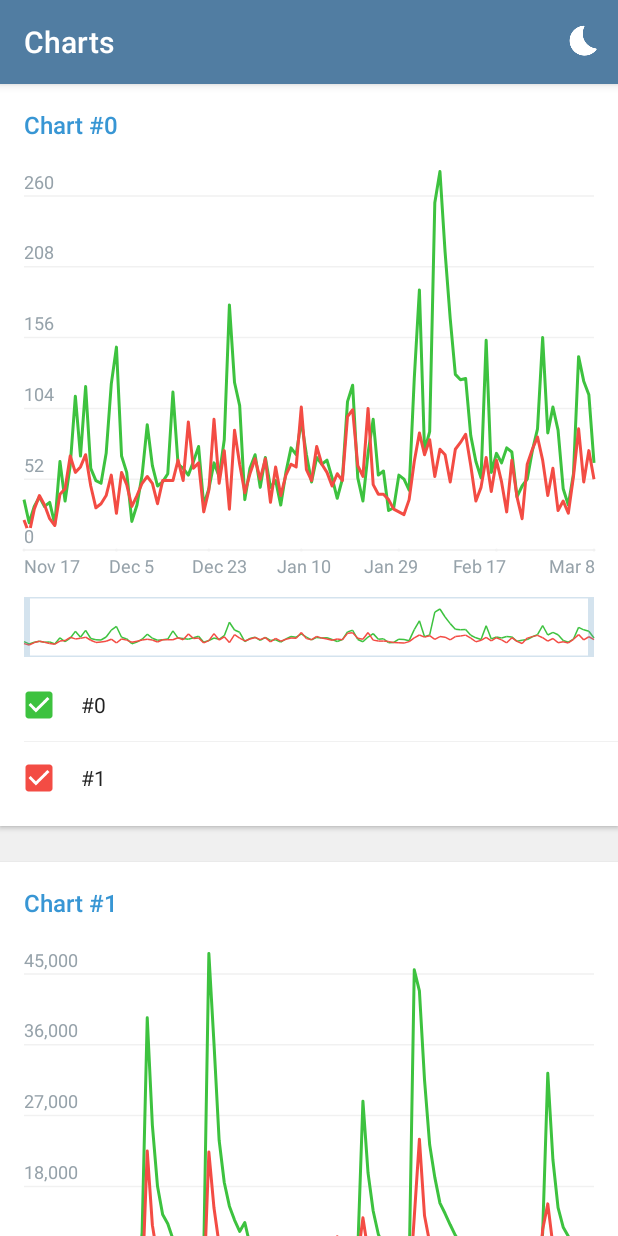
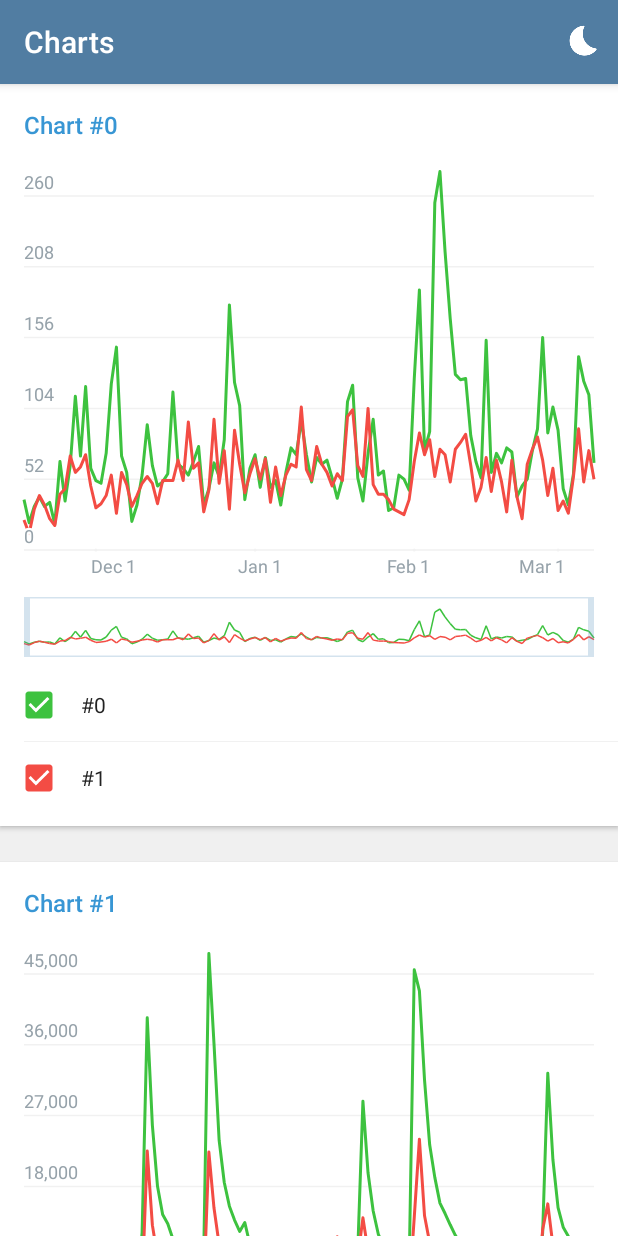
Before and after one commit to alexvasilkov/TelegramChart, an Android app: the screen it shows after launch (ChartsActivity), on a phone screen of 412 x 824 dp. Run offline under Robolectric (Android 15) with nearby library versions, the phone set to English and light mode, and no system bars.

Commit message:
Move out labels calculations. Experimenting with labels distribution.

```diff
--- /dev/null
+++ b/app/src/main/java/com/alexvasilkov/telegram/chart/utils/LabelsHelper.java
@@ -0,0 +1,151 @@
+package com.alexvasilkov.telegram.chart.utils;
+
+import java.util.ArrayList;
+import java.util.Arrays;
+import java.util.Calendar;
+import java.util.List;
+
+public class LabelsHelper {
+
+    private float maxIntervals;
+
+    public void init(float maxIntervals) {
+        this.maxIntervals = maxIntervals;
+    }
+
+    public float getMaxIntervals() {
+        return maxIntervals;
+    }
+
+    public int getFitIntervals(float size) {
+        // Computing number of whole intervals fitting into single screen
+        return (int) Math.floor((size - 1) / Math.ceil((size - 1) / maxIntervals));
+    }
+
+    public float computeLevel(float size) {
+        return (size - 1f) / maxIntervals;
+    }
+
+    /**
+     * Returns array of evenly distributed levels for each label.
+     */
+    public float[] computeLabelsLevels(int size) {
+        return computeLevels(size, getFitIntervals(size));
+    }
+
+    public float[] computeLabelsLevels(final long fromDate, final long toDate) {
+        // Computing total days count
+        final int size = countDays(fromDate, toDate) + 1;
+
+        final Calendar cal = Calendar.getInstance();
+
+        // Computing beginning of the first month
+        cal.setTimeInMillis(fromDate);
+        cal.add(Calendar.DAY_OF_MONTH, -1);
+        cal.set(Calendar.DAY_OF_MONTH, 1);
+        final long fromDateExt = cal.getTimeInMillis();
+
+        cal.setTimeInMillis(toDate);
+        cal.add(Calendar.MONTH, 1);
+        cal.set(Calendar.DAY_OF_MONTH, 1);
+        final long toDateExt = cal.getTimeInMillis();
+
+        final int sizeExt = countDays(fromDateExt, toDateExt) + 1;
+
+        final List<Integer> monthsPos = new ArrayList<>();
+
+        for (int i = 0; i < sizeExt; i++) {
+            cal.setTimeInMillis(fromDateExt);
+            cal.add(Calendar.DAY_OF_MONTH, i);
+
+            if (cal.get(Calendar.DAY_OF_MONTH) == 1) {
+                monthsPos.add(i);
+            }
+        }
+
+        final int monthsSize = monthsPos.size();
+        final int monthSizeMin = monthsSize - 2;
+
+        final int monthsIntervals = getFitIntervals(monthSizeMin);
+        final float[] monthsLevelsTmp = computeLevels(monthSizeMin, monthsIntervals);
+        final float[] monthsLevels = new float[monthsSize];
+        System.arraycopy(monthsLevelsTmp, 0, monthsLevels, 1, monthSizeMin);
+        monthsLevels[0] = 1f;
+        monthsLevels[monthsSize - 1] = 1f;
+
+
+        final float maxMonths = size / 30f;
+        final float extraFit = maxMonths < maxIntervals ? maxIntervals / maxMonths : 1f;
+        final float monthsLevelsMultiplier = computeLevel(size) / monthsLevels[1] * extraFit;
+
+        final float[] levels = new float[sizeExt];
+
+        for (int i = 0; i < monthsSize; i++) {
+            int pos = monthsPos.get(i);
+            int shifted = (monthsSize - 1 - i) % monthsSize;
+            levels[pos] = monthsLevels[shifted] * monthsLevelsMultiplier;
+
+            if (i != 0) {
+                int prevPos = monthsPos.get(i - 1);
+                float level = Math.min(levels[prevPos], levels[pos]);
+                fillLevelsInHalves(levels, level, prevPos, pos);
+            }
+        }
+
+        final float[] result = new float[size];
+        final int daysOffset = countDays(fromDateExt, fromDate);
+        System.arraycopy(levels, daysOffset, result, 0, size);
+        return result;
+    }
+
+    private static float[] computeLevels(int size, int intervals) {
+        final float[] levels = new float[size];
+
+        // Computing actual number of steps per interval (can be bigger than min steps above)
+        final int stepsPerInterval = (size - 1) / intervals;
+
+        // Computing number of intervals that should hold extra step to span entire size
+        final int intervalsWithExtra = (size - 1) % intervals;
+
+        // Dividing first level evenly into intervals and then fill each interval
+        // by recursively dividing it into 2 sub-intervals
+        int prevPos = -1;
+
+        for (int i = 0; i <= intervals; i++) {
+            int pos = i * stepsPerInterval;
+
+            // Adding extra step to last intervals to have a correct total distribution
+            pos += Math.max(intervalsWithExtra - intervals + i, 0);
+            levels[pos] = stepsPerInterval;
+
+            // Setting up values in-between
+            if (prevPos != -1) {
+                fillLevelsInHalves(levels, stepsPerInterval, prevPos, pos);
+            }
+            prevPos = pos;
+        }
+
+        return levels;
+    }
+
+    private static void fillLevelsInHalves(float[] levels, float prevLevel, int from, int to) {
+        final float level = 0.5f * prevLevel;
+
+        if (to - from <= 3 || level <= 1f) {
+            for (int i = from + 1; i < to; i++) {
+                levels[i] = 1f;
+            }
+        } else {
+            final int mid = (to + from) / 2;
+            levels[mid] = level; // Can't be less than 1
+            fillLevelsInHalves(levels, level, from, mid);
+            fillLevelsInHalves(levels, level, mid, to);
+        }
+    }
+
+
+    private static int countDays(long from, long to) {
+        return (int) Math.round((to - from) / (24 * 60 * 60 * 1000.0));
+    }
+
+}
--- a/app/src/main/java/com/alexvasilkov/telegram/chart/widget/ChartFinderView.java
+++ b/app/src/main/java/com/alexvasilkov/telegram/chart/widget/ChartFinderView.java
@@ -150,12 +150,13 @@ public class ChartFinderView extends BaseChartView {
         }
 
         final float width = getChartPosition().width();
+        final float maxIntervals = chartView.xLabelsHelper.getMaxIntervals();
 
         // If min handle size can already fit required number of points
         // then no dynamic range should be used
-        final boolean canUseDynamicRange = handlesMinDistance >
-                width * chartView.xMaxIntervals / (chartRange.size() - 1f);
-        final boolean useDynamicRange = this.useDynamicRange && canUseDynamicRange;
+        final float maxScale = width / (chartRange.size() - 1f);
+        final boolean useDynamicRange = this.useDynamicRange
+                && handlesMinDistance > maxIntervals * maxScale;
 
         // Calculating current handles positions
         final float currentScale = width / (xRange.size() - 1f);
@@ -164,7 +165,7 @@ public class ChartFinderView extends BaseChartView {
         if (useDynamicRange) {
             minDistance = handlesMinDistance; // Does not depend on current scale
         } else {
-            final float fitSize = chartView.xMaxIntervals * currentScale;
+            final float fitSize = maxIntervals * currentScale;
             minDistance = Math.max(fitSize - 0.5f, handlesMinDistance);
         }
 
@@ -248,7 +249,8 @@ public class ChartFinderView extends BaseChartView {
             float width, float currentScale) {
 
         final float totalIntervals = chartRange.size() - 1f;
-        final float minIntervals = chartView.xIntervals;
+        // Computing number of whole intervals fitting into single screen
+        final float minIntervals = chartView.xLabelsHelper.getFitIntervals(chartRange.size());
 
         float rangeFrom;
         float rangeTo;
--- a/app/src/main/java/com/alexvasilkov/telegram/chart/widget/ChartView.java
+++ b/app/src/main/java/com/alexvasilkov/telegram/chart/widget/ChartView.java
@@ -17,6 +17,7 @@ import com.alexvasilkov.telegram.chart.R;
 import com.alexvasilkov.telegram.chart.domain.Chart;
 import com.alexvasilkov.telegram.chart.utils.AnimatedState;
 import com.alexvasilkov.telegram.chart.utils.ChartMath;
+import com.alexvasilkov.telegram.chart.utils.LabelsHelper;
 
 import java.util.ArrayList;
 import java.util.Iterator;
@@ -37,8 +38,7 @@ public class ChartView extends BaseChartView {
 
     private List<XLabel> xLabels;
     private float xLabelsMaxWidth;
-    float xMaxIntervals;
-    int xIntervals;
+    final LabelsHelper xLabelsHelper = new LabelsHelper();
     private float xLabelsLevel;
 
     private final Paint xLabelPaint = new Paint(PAINT_FLAGS);
@@ -246,7 +246,7 @@ public class ChartView extends BaseChartView {
             return; // Already prepared
         }
 
-        int size = chart.x.length;
+        final int size = chart.x.length;
         xLabels = new ArrayList<>(size);
 
         // Preparing titles
@@ -262,12 +262,14 @@ public class ChartView extends BaseChartView {
         }
         xLabelsMaxWidth = maxLabelWidth;
 
-        // Computing max number of intervals
-        xMaxIntervals = computeMaxIntervals(
-                getChartPosition().width(), maxLabelWidth, xLabelPadding);
-        xIntervals = computeIntervals(size, xMaxIntervals);
+        // Computing maximum number of intervals that can possibly fit into single screen
+        int totalWidth = getChartPosition().width();
+        float maxIntervals = (totalWidth - maxLabelWidth) / (maxLabelWidth + xLabelPadding);
+        maxIntervals = Math.max(maxIntervals, 2f); // Assuming screen must fit at least 3 labels
+        xLabelsHelper.init(maxIntervals);
 
-        final int[] levels = computeLabelsLevels(size, xIntervals);
+        final float[] levels = xLabelsHelper.computeLabelsLevels(chart.x[0],
+                chart.x[chart.x.length - 1]);
 
         for (int i = 0; i < size; i++) {
             // Inverting levels position according to direction
@@ -278,83 +280,6 @@ public class ChartView extends BaseChartView {
     private float measureXLabel(String title) {
         xLabelPaint.getTextBounds(title, 0, title.length(), textBounds);
         return textBounds.width();
-    }
-
-    /**
-     * Computing maximum number of intervals that can possibly fit into single screen.
-     */
-    private static float computeMaxIntervals(float totalWidth, float labelWidth, float padding) {
-        float maxIntervals = (totalWidth - labelWidth) / (labelWidth + padding);
-        return Math.max(maxIntervals, 2f); // Assuming that screen must fit at least 3 labels
-    }
-
-    private static int computeIntervals(int xSize, float maxIntervals) {
-        // Computing minimum number of steps that each interval should hold
-        final int minStepsPerInterval = (int) Math.ceil((xSize - 1) / maxIntervals);
-
-        // Computing number of whole intervals fitting into single screen
-        return (xSize - 1) / minStepsPerInterval;
-    }
-
-    /**
-     * Returns array of levels for each label.
-     */
-    private static int[] computeLabelsLevels(int size, int intervals) {
-        final int[] levels = new int[size];
-
-        fillInitialLabelsLevel(levels, intervals);
-
-        if (levels[0] != levels[size - 1]) {
-            throw new AssertionError("Initial labels should include edge points");
-        }
-        if (levels[0] == 0) {
-            throw new AssertionError("Initial labels level is invalid");
-        }
-
-        return levels;
-    }
-
-    private static void fillInitialLabelsLevel(int[] levels, int intervals) {
-        final int size = levels.length;
-
-        // Computing actual number of steps per interval (can be bigger than min steps above)
-        final int stepsPerInterval = (size - 1) / intervals;
-
-        // Computing number of intervals that should hold extra step to span entire size
-        final int intervalsWithExtra = (size - 1) % intervals;
-
-        // Dividing first level evenly into intervals and then fill each interval
-        // by recursively dividing it into 2 sub-intervals
-        int prevPos = -1;
-
-        for (int i = 0; i <= intervals; i++) {
-            int pos = i * stepsPerInterval;
-
-            // Adding extra step to last intervals to have a correct total distribution
-            pos += Math.max(intervalsWithExtra - intervals + i, 0);
-            levels[pos] = stepsPerInterval;
-
-            // Setting up values in-between
-            if (prevPos != -1) {
-                fillLevelsInHalves(levels, stepsPerInterval, prevPos, pos);
-            }
-            prevPos = pos;
-        }
-    }
-
-    private static void fillLevelsInHalves(int[] levels, int prevLevel, int from, int to) {
-        final int level = prevLevel / 2;
-
-        if (level <= 1) {
-            for (int i = from + 1; i < to; i++) {
-                levels[i] = 1;
-            }
-        } else {
-            final int mid = (to + from) / 2;
-            levels[mid] = level; // Can't be less than 1
-            fillLevelsInHalves(levels, level, from, mid);
-            fillLevelsInHalves(levels, level, mid, to);
-        }
     }
 
 
@@ -467,7 +392,7 @@ public class ChartView extends BaseChartView {
         super.onUpdateChartState();
 
         // Calculating current X labels level
-        xLabelsLevel = (xRange.size() - 1f) / xMaxIntervals;
+        xLabelsLevel = xLabelsHelper.computeLevel(xRange.size());
         setXLabelsVisibility();
 
         yGuides.transform(matrix);
@@ -687,9 +612,9 @@ public class ChartView extends BaseChartView {
     }
 
     private static int findNeighbourLabel(List<XLabel> labels, int from, int direction) {
-        final int currLevel = labels.get(from).level;
+        final float currLevel = labels.get(from).level;
         for (int i = from + direction, size = labels.size(); 0 <= i && i < size; i += direction) {
-            final int level = labels.get(i).level;
+            final float level = labels.get(i).level;
             if (level >= currLevel) {
                 return i;
             }
@@ -700,11 +625,11 @@ public class ChartView extends BaseChartView {
 
     private static class XLabel {
         final String title;
-        final int level;
+        final float level;
         final float width;
         final AnimatedState state = new AnimatedState();
 
-        XLabel(String title, int level, float width) {
+        XLabel(String title, float level, float width) {
             this.title = title;
             this.level = level;
             this.width = width;
```
